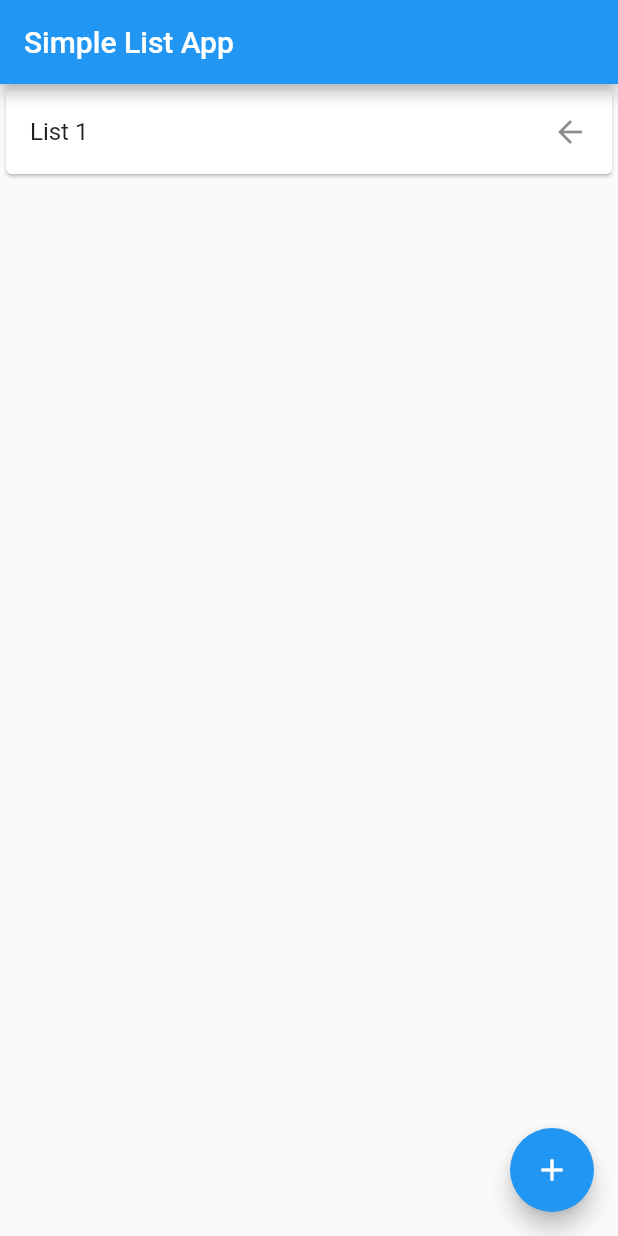
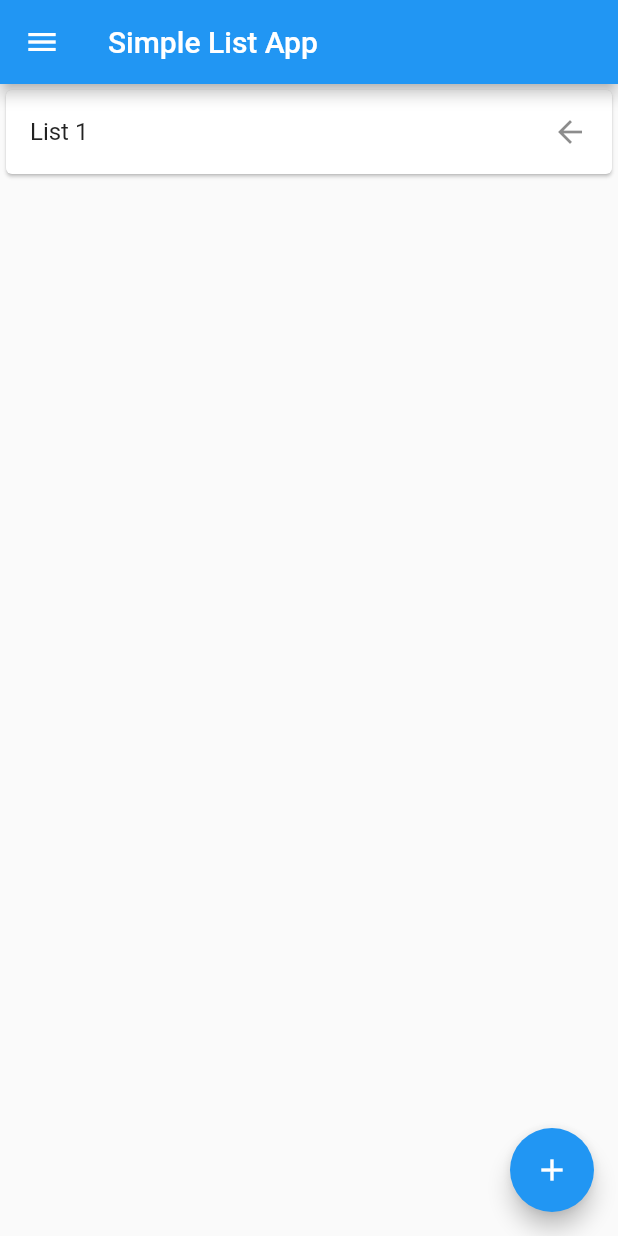
Before and after one commit to Ocamond/Barcode-scanner-and-file-lookup, a Flutter app: the screen it shows after launch, on a phone screen of 412 x 824 dp. Run offline on Flutter 3.47's test engine with Material 2 defaults, Android fonts, the phone set to English and light mode, and no system bars.

```diff
--- a/lib/main.dart
+++ b/lib/main.dart
@@ -1,6 +1,5 @@
 import 'package:flutter/material.dart';
 import 'package:flutter/services.dart';
-import 'package:flutter_barcode_scanner/flutter_barcode_scanner.dart';
 
 void main() => runApp(const MaterialApp(home: Simplelist()));
 
@@ -14,12 +13,13 @@ class Simplelist extends StatefulWidget {
 class SimplelistState extends State<Simplelist> {
   final titles = ["List 1"];
   final icons = [Icons.ac_unit];
+  String barcodeScanRes = "debug";
 
   Future<void> scanBarcodeNormal() async {
-    String barcodeScanRes;
     // Platform messages may fail, so we use a try/catch PlatformException.
     try {
-      barcodeScanRes = await FlutterBarcodeScanner.scanBarcode('#ff6666', 'Cancel', true, ScanMode.BARCODE);
+      // * Comment out because of debuging
+      // barcodeScanRes = await FlutterBarcodeScanner.scanBarcode('#ff6666', 'Cancel', true, ScanMode.BARCODE);
     } on PlatformException {
       barcodeScanRes = 'Failed to get platform version.';
     }
@@ -35,8 +35,8 @@ class SimplelistState extends State<Simplelist> {
     if (barcodeScanRes.isNotEmpty) {
       showDialog(
         context: context,
-        builder: (context) => const AlertDialog(
-          title: Text("Hakan"),
+        builder: (context) => SimpleDialog(
+          title: Text(barcodeScanRes),
         ),
       );
     }
@@ -45,6 +45,25 @@ class SimplelistState extends State<Simplelist> {
   @override
   Widget build(BuildContext context) {
     return Scaffold(
+      drawer: Drawer(
+        child: ListView(
+          padding: EdgeInsets.zero,
+          children: [
+            const DrawerHeader(
+              child: Text("Navigationsmenü"),
+            ),
+            ListTile(
+              title: const Text("Homepage"),
+              onTap: () => Navigator.pop(context),
+              trailing: const Icon(Icons.home),
+            ),
+            const ListTile(
+              title: Text("Einstellungen"),
+              trailing: Icon(Icons.settings),
+            )
+          ],
+        ),
+      ),
       appBar: AppBar(
         title: const Text("Simple List App"),
       ),
@@ -62,13 +81,6 @@ class SimplelistState extends State<Simplelist> {
                   icons.removeAt(index);
                 });
               },
-              child: Card(
-                child: ListTile(
-                  onTap: () => print(titles[index]),
-                  title: Text(titles[index]),
-                  trailing: const Icon(Icons.arrow_back),
-                ),
-              ),
               background: Container(
                 decoration: const BoxDecoration(color: Colors.red),
                 margin: const EdgeInsets.symmetric(horizontal: 10),
@@ -76,6 +88,12 @@ class SimplelistState extends State<Simplelist> {
                 child: const Icon(
                   Icons.delete,
                   color: Colors.white,
+                ),
+              ),
+              child: Card(
+                child: ListTile(
+                  title: Text(titles[index]),
+                  trailing: const Icon(Icons.arrow_back),
                 ),
               ),
             );
```
